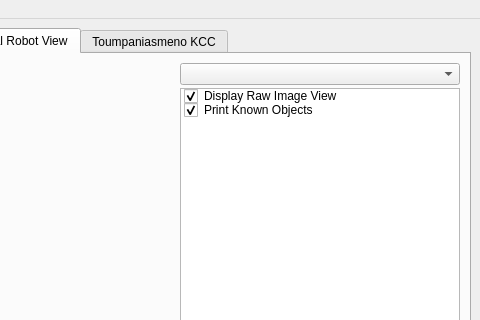
Qt form GUITools/KMonitor/KMonitor.ui (kouretes/Monas) before a commit; both pictures show x 402 to 882 and y 0 to 320 of the 882 by 492 pixel window.
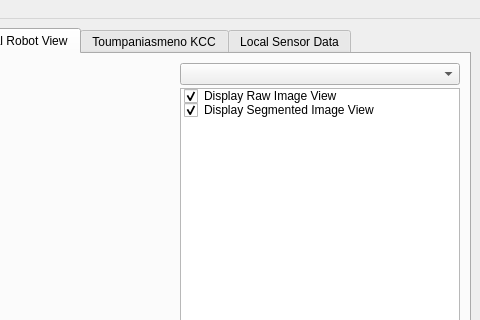
The same form after that commit. The open tabs and pages were chosen to show the change. Custom widgets are drawn as their Qt base class.

Commit message: Segmented Image added to LRV

The edit to the form file:
```diff
--- a/GUITools/KMonitor/KMonitor.ui
+++ b/GUITools/KMonitor/KMonitor.ui
@@ -243,7 +243,7 @@
             </item>
             <item>
              <property name="text">
-              <string>Print Known Objects</string>
+              <string>Display Segmented Image View</string>
              </property>
              <property name="checkState">
               <enum>Checked</enum>
@@ -263,6 +263,11 @@
         <string>Toumpaniasmeno KCC</string>
        </attribute>
       </widget>
+      <widget class="QWidget" name="LSDTab">
+       <attribute name="title">
+        <string>Local Sensor Data</string>
+       </attribute>
+      </widget>
      </widget>
     </item>
    </layout>
```
Left out of the diff: 2 changed lines with no effect on the pictures. The commit also changes 9 other files.
